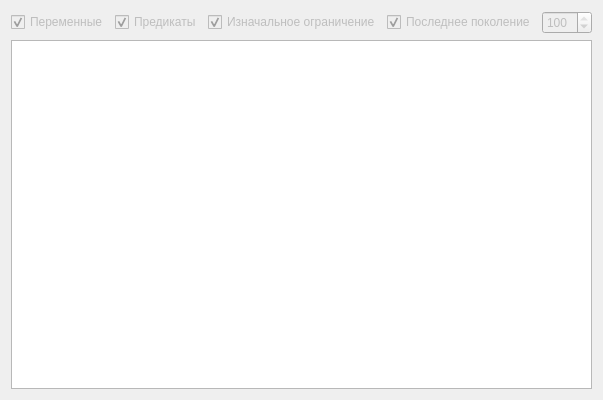
This is Masters_thesis_2/viewer.ui in MrBenomos/Masters_thesis_2 as Qt 5 draws it before an edit. The edited form follows.
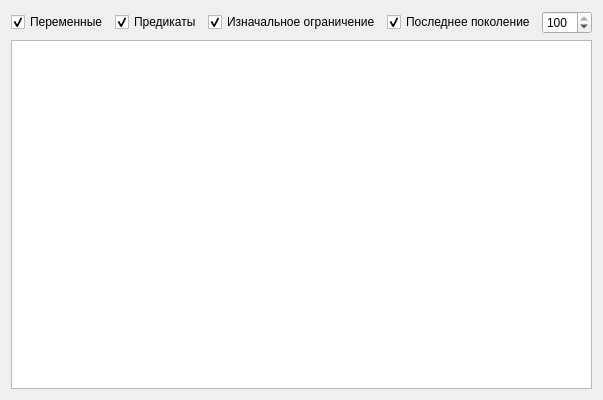
This is the edited form.

Diff of the .ui file:
```diff
--- a/Masters_thesis_2/viewer.ui
+++ b/Masters_thesis_2/viewer.ui
@@ -19,7 +19,7 @@
      <item>
       <widget class="QCheckBox" name="cbVariables">
        <property name="enabled">
-        <bool>false</bool>
+        <bool>true</bool>
        </property>
        <property name="text">
         <string>Переменные</string>
@@ -32,7 +32,7 @@
      <item>
       <widget class="QCheckBox" name="cbPredicates">
        <property name="enabled">
-        <bool>false</bool>
+        <bool>true</bool>
        </property>
        <property name="text">
         <string>Предикаты</string>
@@ -45,7 +45,7 @@
      <item>
       <widget class="QCheckBox" name="cbIntegrityLimitation">
        <property name="enabled">
-        <bool>false</bool>
+        <bool>true</bool>
        </property>
        <property name="text">
         <string>Изначальное ограничение</string>
@@ -58,7 +58,7 @@
      <item>
       <widget class="QCheckBox" name="cbGeneration">
        <property name="enabled">
-        <bool>false</bool>
+        <bool>true</bool>
        </property>
        <property name="text">
         <string>Последнее поколение</string>
@@ -71,7 +71,7 @@
      <item>
       <widget class="QSpinBox" name="sbCountGeneration">
        <property name="enabled">
-        <bool>false</bool>
+        <bool>true</bool>
        </property>
        <property name="minimumSize">
         <size>
```
